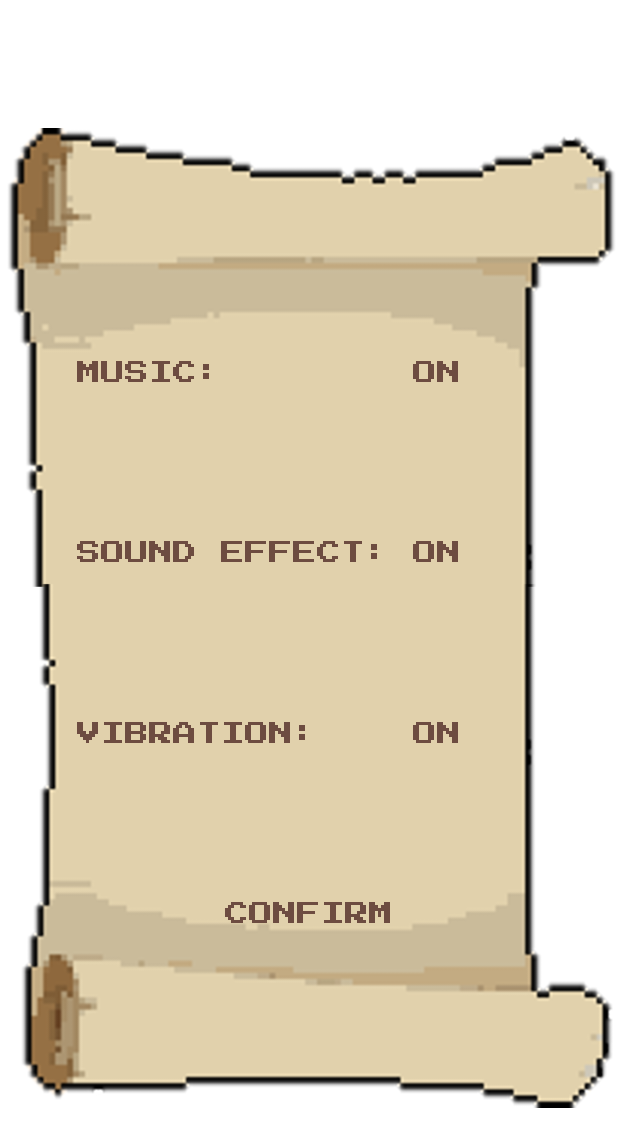
After one commit to faunya/DragonDungeonDice, an Android app: the layout activity_settings.xml on its own in the app's theme, with its tools: preview values and no code run, on a phone screen of 412 x 824 dp. The commit adds this screen. Shown: the top 1147 px of the screen. Run offline under Robolectric (Android 15) with nearby library versions, the phone set to English and light mode, and no system bars.

Commit message:
settings layout

```diff
--- a/app/src/main/AndroidManifest.xml
+++ b/app/src/main/AndroidManifest.xml
@@ -16,9 +16,14 @@
         android:theme="@style/Theme.Team20FinalProject"
         tools:targetApi="31">
         <activity
+            android:name=".Settings"
+            android:theme="@style/SettingsTheme"
+            android:exported="false"
+            android:screenOrientation="portrait"/>
+        <activity
             android:name=".DiceRolling"
             android:exported="false"
-            android:screenOrientation="portrait"/>
+            android:screenOrientation="portrait" />
         <activity
             android:name=".GameActivity"
             android:exported="false" />
--- a/app/src/main/java/edu/neu/madcourse/team20_finalproject/MainActivity.java
+++ b/app/src/main/java/edu/neu/madcourse/team20_finalproject/MainActivity.java
@@ -46,6 +46,8 @@ public class MainActivity extends AppCompatActivity {
     public void setting(View view) {
         se.playSound(muteSe, this, R.raw.click, false);
         vb.vibrate(stopVb);
+        Intent intent = new Intent(MainActivity.this, Settings.class);
+        startActivity(intent);
     }
 
     @Override
--- /dev/null
+++ b/app/src/main/java/edu/neu/madcourse/team20_finalproject/Settings.java
@@ -0,0 +1,14 @@
+package edu.neu.madcourse.team20_finalproject;
+
+import androidx.appcompat.app.AppCompatActivity;
+
+import android.os.Bundle;
+
+public class Settings extends AppCompatActivity {
+
+    @Override
+    protected void onCreate(Bundle savedInstanceState) {
+        super.onCreate(savedInstanceState);
+        setContentView(R.layout.activity_settings);
+    }
+}
--- /dev/null
+++ b/app/src/main/res/layout/activity_settings.xml
@@ -0,0 +1,116 @@
+<?xml version="1.0" encoding="utf-8"?>
+<androidx.constraintlayout.widget.ConstraintLayout xmlns:android="http://schemas.android.com/apk/res/android"
+    xmlns:app="http://schemas.android.com/apk/res-auto"
+    xmlns:tools="http://schemas.android.com/tools"
+    android:layout_width="match_parent"
+    android:layout_height="match_parent"
+    tools:context=".Settings">
+
+    <ImageView
+        android:id="@+id/imageView"
+        android:layout_width="wrap_content"
+        android:layout_height="wrap_content"
+        app:layout_constraintBottom_toBottomOf="parent"
+        app:layout_constraintEnd_toEndOf="parent"
+        app:layout_constraintHorizontal_bias="0.0"
+        app:layout_constraintStart_toStartOf="parent"
+        app:layout_constraintTop_toTopOf="parent"
+        app:layout_constraintVertical_bias="0.0"
+        app:srcCompat="@drawable/parchment" />
+
+    <TextView
+        android:id="@+id/settings_music"
+        android:layout_width="wrap_content"
+        android:layout_height="wrap_content"
+        android:fontFamily="@font/press_start_2p"
+        android:text="@string/music"
+        android:textColor="#6D4C41"
+        android:textSize="16sp"
+        app:layout_constraintBottom_toBottomOf="parent"
+        app:layout_constraintEnd_toEndOf="parent"
+        app:layout_constraintHorizontal_bias="0.0"
+        app:layout_constraintStart_toStartOf="@+id/settings_soundEffect"
+        app:layout_constraintTop_toTopOf="parent"
+        app:layout_constraintVertical_bias="0.3" />
+
+    <TextView
+        android:id="@+id/settings_soundEffect"
+        android:layout_width="wrap_content"
+        android:layout_height="wrap_content"
+        android:fontFamily="@font/press_start_2p"
+        android:text="@string/sound_effect"
+        android:textColor="#6D4C41"
+        android:textSize="16sp"
+        app:layout_constraintBottom_toBottomOf="parent"
+        app:layout_constraintEnd_toEndOf="parent"
+        app:layout_constraintHorizontal_bias="0.25"
+        app:layout_constraintStart_toStartOf="parent"
+        app:layout_constraintTop_toTopOf="parent"
+        app:layout_constraintVertical_bias="0.45" />
+
+    <TextView
+        android:id="@+id/settings_vibration"
+        android:layout_width="wrap_content"
+        android:layout_height="wrap_content"
+        android:fontFamily="@font/press_start_2p"
+        android:text="@string/vibration"
+        android:textColor="#6D4C41"
+        android:textSize="16sp"
+        app:layout_constraintBottom_toBottomOf="parent"
+        app:layout_constraintEnd_toEndOf="parent"
+        app:layout_constraintHorizontal_bias="0.0"
+        app:layout_constraintStart_toStartOf="@+id/settings_soundEffect"
+        app:layout_constraintTop_toTopOf="parent"
+        app:layout_constraintVertical_bias="0.6" />
+
+    <TextView
+        android:id="@+id/settings_statusSe"
+        android:layout_width="wrap_content"
+        android:layout_height="wrap_content"
+        android:layout_marginStart="16dp"
+        android:fontFamily="@font/press_start_2p"
+        android:text="@string/on"
+        android:textColor="#6D4C41"
+        android:textSize="16sp"
+        app:layout_constraintStart_toEndOf="@+id/settings_soundEffect"
+        app:layout_constraintTop_toTopOf="@+id/settings_soundEffect" />
+
+    <TextView
+        android:id="@+id/settings_statusM"
+        android:layout_width="wrap_content"
+        android:layout_height="wrap_content"
+        android:layout_marginStart="16dp"
+        android:fontFamily="@font/press_start_2p"
+        android:text="@string/on"
+        android:textColor="#6D4C41"
+        android:textSize="16sp"
+        app:layout_constraintStart_toEndOf="@+id/settings_soundEffect"
+        app:layout_constraintTop_toTopOf="@+id/settings_music" />
+
+    <TextView
+        android:id="@+id/settings_statusV"
+        android:layout_width="wrap_content"
+        android:layout_height="wrap_content"
+        android:layout_marginStart="16dp"
+        android:fontFamily="@font/press_start_2p"
+        android:text="@string/on"
+        android:textColor="#6D4C41"
+        android:textSize="16sp"
+        app:layout_constraintStart_toEndOf="@+id/settings_soundEffect"
+        app:layout_constraintTop_toTopOf="@+id/settings_vibration" />
+
+    <TextView
+        android:id="@+id/settings_confirm"
+        android:layout_width="wrap_content"
+        android:layout_height="wrap_content"
+        android:fontFamily="@font/press_start_2p"
+        android:text="@string/confirm"
+        android:textColor="#6D4C41"
+        android:textSize="16sp"
+        app:layout_constraintBottom_toBottomOf="parent"
+        app:layout_constraintEnd_toEndOf="parent"
+        app:layout_constraintStart_toStartOf="parent"
+        app:layout_constraintTop_toTopOf="parent"
+        app:layout_constraintVertical_bias="0.75" />
+
+</androidx.constraintlayout.widget.ConstraintLayout>
--- a/app/src/main/res/values/strings.xml
+++ b/app/src/main/res/values/strings.xml
@@ -6,4 +6,9 @@
     <string name="current_point">CURRENT POINT:</string>
     <string name="menu">menu</string>
     <string name="start_rolling">TAP OR SHAKE TO START</string>
+    <string name="on">ON</string>
+    <string name="sound_effect">SOUND EFFECT:</string>
+    <string name="vibration">VIBRATION:</string>
+    <string name="confirm">CONFIRM</string>
+    <string name="music">MUSIC:</string>
 </resources>
--- a/app/src/main/res/values/themes.xml
+++ b/app/src/main/res/values/themes.xml
@@ -13,4 +13,9 @@
         <item name="android:statusBarColor" tools:targetApi="l">?attr/colorPrimaryVariant</item>
         <!-- Customize your theme here. -->
     </style>
+
+    <style name="SettingsTheme" parent="Theme.Design.NoActionBar">
+        <item name="android:windowBackground">#40FFFFFF</item>
+        <item name="android:windowIsTranslucent">true</item>
+    </style>
 </resources>
```
Also changed, not shown: app/src/main/res/drawable/parchment.png (added), 1 other file.
